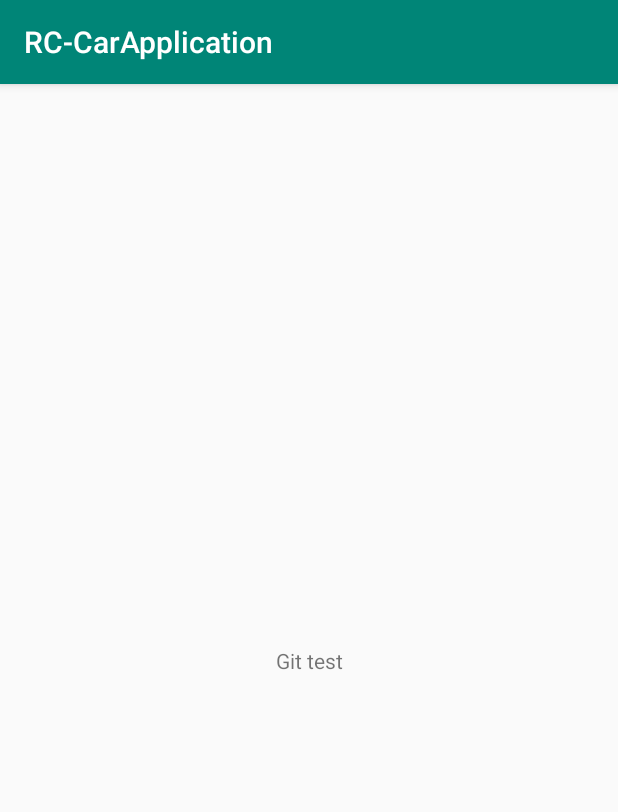
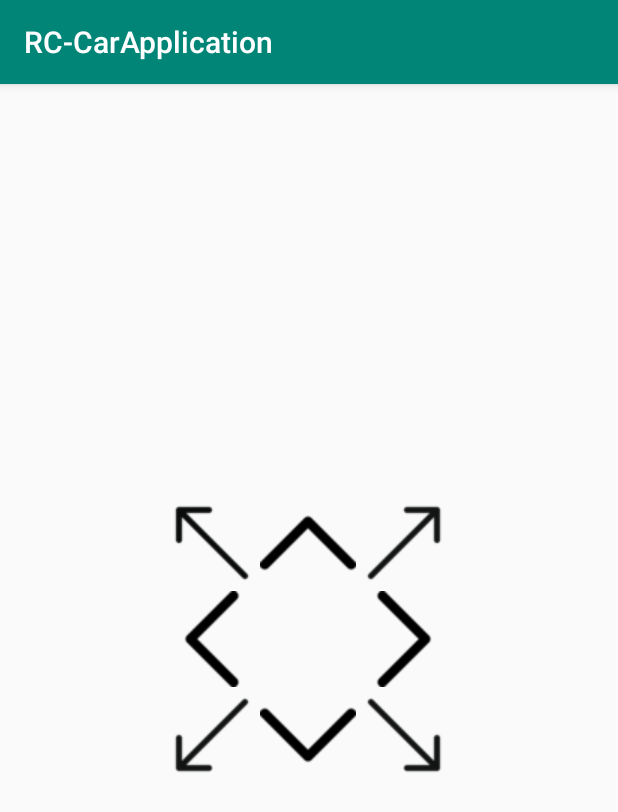
Before and after one commit to Alone2/RC-CarApplication, an Android app: the screen it shows after launch (MainActivity), on a phone screen of 412 x 824 dp. Shown: the top 812 px of the screen. Run offline under Robolectric (Android 15) with nearby library versions, the phone set to English and light mode, and no system bars.

Commit message:
added buttons and made layout

```diff
--- a/app/src/main/res/layout/activity_main.xml
+++ b/app/src/main/res/layout/activity_main.xml
@@ -6,13 +6,91 @@
     android:layout_height="match_parent"
     tools:context=".MainActivity">
 
-    <TextView
+    <ImageView
+        android:id="@+id/downBtn"
         android:layout_width="wrap_content"
         android:layout_height="wrap_content"
-        android:text="Git test"
-        app:layout_constraintBottom_toBottomOf="parent"
-        app:layout_constraintLeft_toLeftOf="parent"
-        app:layout_constraintRight_toRightOf="parent"
-        app:layout_constraintTop_toTopOf="parent" />
+        android:layout_marginStart="173dp"
+        android:layout_marginLeft="173dp"
+        android:layout_marginTop="402dp"
+        app:layout_constraintStart_toStartOf="parent"
+        app:layout_constraintTop_toTopOf="parent"
+        app:srcCompat="@drawable/down" />
 
+    <ImageView
+        android:id="@+id/leftBtn"
+        android:layout_width="wrap_content"
+        android:layout_height="wrap_content"
+        android:layout_marginStart="109dp"
+        android:layout_marginLeft="109dp"
+        android:layout_marginTop="338dp"
+        app:layout_constraintStart_toStartOf="parent"
+        app:layout_constraintTop_toTopOf="parent"
+        app:srcCompat="@drawable/left" />
+
+    <ImageView
+        android:id="@+id/upBtn"
+        android:layout_width="wrap_content"
+        android:layout_height="wrap_content"
+        android:layout_marginStart="173dp"
+        android:layout_marginLeft="173dp"
+        android:layout_marginTop="274dp"
+        app:layout_constraintStart_toStartOf="parent"
+        app:layout_constraintTop_toTopOf="parent"
+        app:srcCompat="@drawable/up" />
+
+    <ImageView
+        android:id="@+id/rightBtn"
+        android:layout_width="wrap_content"
+        android:layout_height="wrap_content"
+        android:layout_marginStart="237dp"
+        android:layout_marginLeft="237dp"
+        android:layout_marginTop="338dp"
+        app:layout_constraintStart_toStartOf="parent"
+        app:layout_constraintTop_toTopOf="parent"
+        app:srcCompat="@drawable/right" />
+
+    <ImageView
+        android:id="@+id/downRightBtn"
+        android:layout_width="wrap_content"
+        android:layout_height="wrap_content"
+        android:layout_marginStart="237dp"
+        android:layout_marginLeft="237dp"
+        android:layout_marginTop="402dp"
+        app:layout_constraintStart_toStartOf="parent"
+        app:layout_constraintTop_toTopOf="parent"
+        app:srcCompat="@drawable/downright" />
+
+    <ImageView
+        android:id="@+id/downLeftBtn"
+        android:layout_width="wrap_content"
+        android:layout_height="wrap_content"
+        android:layout_marginStart="109dp"
+        android:layout_marginLeft="109dp"
+        android:layout_marginTop="402dp"
+        app:layout_constraintStart_toStartOf="parent"
+        app:layout_constraintTop_toTopOf="parent"
+        app:srcCompat="@drawable/downleft" />
+
+    <ImageView
+        android:id="@+id/upRightBtn"
+        android:layout_width="wrap_content"
+        android:layout_height="wrap_content"
+        android:layout_marginStart="237dp"
+        android:layout_marginLeft="237dp"
+        android:layout_marginTop="274dp"
+        app:layout_constraintStart_toStartOf="parent"
+        app:layout_constraintTop_toTopOf="parent"
+        app:srcCompat="@drawable/upright" />
+
+    <ImageView
+        android:id="@+id/upLeftBtn"
+        android:layout_width="wrap_content"
+        android:layout_height="wrap_content"
+        android:layout_marginStart="109dp"
+        android:layout_marginLeft="109dp"
+        android:layout_marginTop="274dp"
+        app:layout_constraintStart_toStartOf="parent"
+        app:layout_constraintTop_toTopOf="parent"
+        app:srcCompat="@drawable/upleft" />
 </androidx.constraintlayout.widget.ConstraintLayout>
```
Also changed, not shown: app/src/main/res/drawable/down.png (added), app/src/main/res/drawable/downleft.png (added), app/src/main/res/drawable/downright.png (added), app/src/main/res/drawable/left.png (added), app/src/main/res/drawable/right.png (added), app/src/main/res/drawable/up.png (added), app/src/main/res/drawable/upleft.png (added), app/src/main/res/drawable/upright.png (added).
